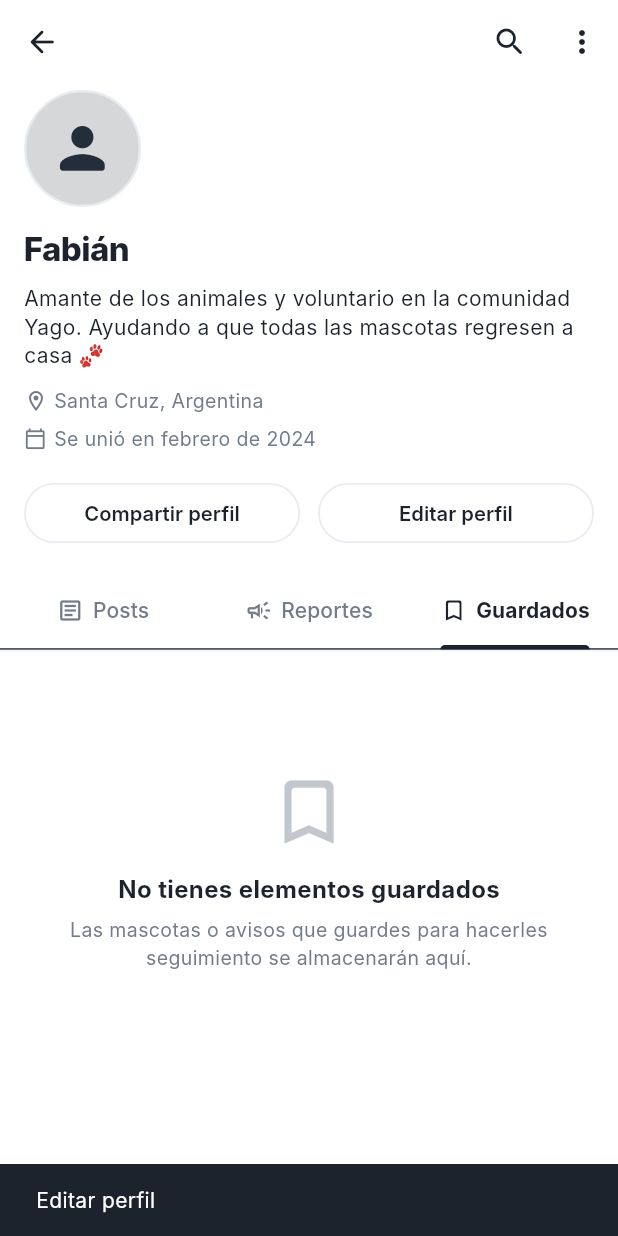
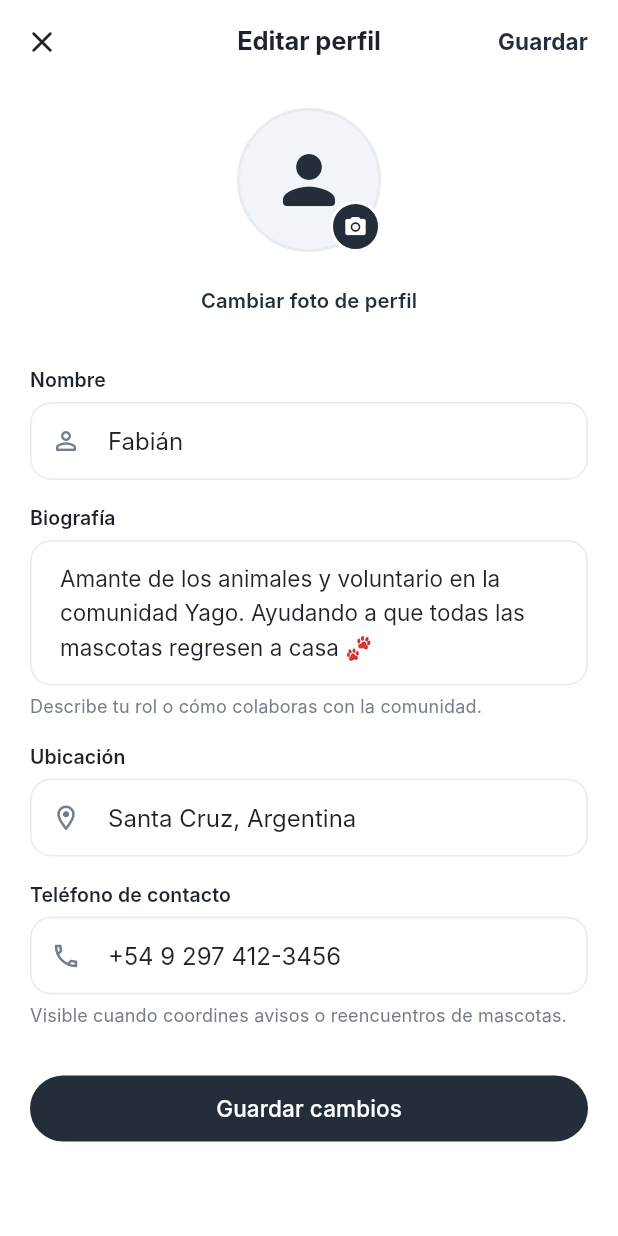
Before and after one commit to fabianmolinaaa/Yago, a Flutter app: the ProfileTab screen opened directly, tab 3 chosen, after a tap on "Editar perfil", on a phone screen of 412 x 824 dp. Run offline on Flutter 3.47's test engine with Material 3 defaults, Android fonts, the phone set to English and light mode, and no system bars; our stand-ins replace cloud_firestore, firebase_auth, firebase_core, firebase_storage, image_picker; accounts and stored records are empty; network calls fail; Roboto replaces fonts that are missing (Inter).

Commit message:
HU-S1-05: feat(profile): implementa pantalla de edicion de perfil con selector de foto y campos

```diff
--- /dev/null
+++ b/lib/screens/home/edit_profile_screen.dart
@@ -0,0 +1,439 @@
+import 'dart:io';
+
+import 'package:flutter/material.dart';
+import 'package:image_picker/image_picker.dart';
+
+import '../../services/auth_service.dart';
+import '../../services/mock_data_service.dart';
+import '../../services/storage_service.dart';
+import '../../utils/design_system.dart';
+import '../../widgets/common/widgets.dart';
+
+class EditProfileScreen extends StatefulWidget {
+  final String initialName;
+  final String initialBio;
+  final String initialLocation;
+  final String initialPhone;
+  final String? currentPhotoUrl;
+
+  const EditProfileScreen({
+    super.key,
+    required this.initialName,
+    required this.initialBio,
+    required this.initialLocation,
+    required this.initialPhone,
+    this.currentPhotoUrl,
+  });
+
+  @override
+  State<EditProfileScreen> createState() => _EditProfileScreenState();
+}
+
+class _EditProfileScreenState extends State<EditProfileScreen> {
+  late final TextEditingController _nameController;
+  late final TextEditingController _bioController;
+  late final TextEditingController _locationController;
+  late final TextEditingController _phoneController;
+
+  File? _selectedImageFile;
+  bool _isSaving = false;
+  String? _nameError;
+
+  @override
+  void initState() {
+    super.initState();
+    _nameController = TextEditingController(text: widget.initialName);
+    _bioController = TextEditingController(text: widget.initialBio);
+    _locationController = TextEditingController(text: widget.initialLocation);
+    _phoneController = TextEditingController(text: widget.initialPhone);
+  }
+
+  @override
+  void dispose() {
+    _nameController.dispose();
+    _bioController.dispose();
+    _locationController.dispose();
+    _phoneController.dispose();
+    super.dispose();
+  }
+
+  Future<void> _pickImage(ImageSource source) async {
+    try {
+      final file = await StorageService().pickImage(source: source);
+      if (file != null) {
+        setState(() {
+          _selectedImageFile = file;
+        });
+      }
+    } catch (e) {
+      if (mounted) {
+        ScaffoldMessenger.of(context).showSnackBar(
+          SnackBar(
+            content: Text('No se pudo seleccionar la imagen: $e'),
+            backgroundColor: AppColors.lost,
+          ),
+        );
+      }
+    }
+  }
+
+  void _showImagePickerModal() {
+    showModalBottomSheet(
+      context: context,
+      shape: const RoundedRectangleBorder(
+        borderRadius: BorderRadius.vertical(top: Radius.circular(20)),
+      ),
+      backgroundColor: Colors.white,
+      builder: (ctx) => SafeArea(
+        child: Padding(
+          padding: const EdgeInsets.symmetric(vertical: 16.0),
+          child: Column(
+            mainAxisSize: MainAxisSize.min,
+            children: [
+              Container(
+                width: 36,
+                height: 4,
+                margin: const EdgeInsets.only(bottom: 16),
+                decoration: BoxDecoration(
+                  color: AppColors.border,
+                  borderRadius: BorderRadius.circular(2),
+                ),
+              ),
+              const Text(
+                'Foto de perfil',
+                style: TextStyle(
+                  fontFamily: 'Inter',
+                  fontSize: 16,
+                  fontWeight: FontWeight.w700,
+                  color: AppColors.textPrimary,
+                ),
+              ),
+              const SizedBox(height: 12),
+              ListTile(
+                leading: const Icon(Icons.photo_camera_rounded, color: AppColors.textPrimary),
+                title: const Text('Tomar foto', style: TextStyle(fontFamily: 'Inter', fontWeight: FontWeight.w500)),
+                onTap: () {
+                  Navigator.pop(ctx);
+                  _pickImage(ImageSource.camera);
+                },
+              ),
+              ListTile(
+                leading: const Icon(Icons.photo_library_rounded, color: AppColors.textPrimary),
+                title: const Text('Elegir de la galería', style: TextStyle(fontFamily: 'Inter', fontWeight: FontWeight.w500)),
+                onTap: () {
+                  Navigator.pop(ctx);
+                  _pickImage(ImageSource.gallery);
+                },
+              ),
+              if (_selectedImageFile != null || widget.currentPhotoUrl != null)
+                ListTile(
+                  leading: const Icon(Icons.delete_outline_rounded, color: AppColors.lost),
+                  title: const Text(
+                    'Eliminar foto actual',
+                    style: TextStyle(fontFamily: 'Inter', fontWeight: FontWeight.w500, color: AppColors.lost),
+                  ),
+                  onTap: () {
+                    Navigator.pop(ctx);
+                    setState(() {
+                      _selectedImageFile = null;
+                    });
+                  },
+                ),
+            ],
+          ),
+        ),
+      ),
+    );
+  }
+
+  Future<void> _saveProfile() async {
+    final name = _nameController.text.trim();
+    if (name.isEmpty) {
+      setState(() {
+        _nameError = 'El nombre no puede estar vacío';
+      });
+      return;
+    }
+
+    setState(() {
+      _nameError = null;
+      _isSaving = true;
+    });
+
+    try {
+      String? photoUrl = widget.currentPhotoUrl;
+
+      // Subir nueva foto si se seleccionó una
+      if (_selectedImageFile != null) {
+        try {
+          photoUrl = await StorageService().uploadImage(
+            file: _selectedImageFile!,
+            folder: 'avatars',
+          );
+        } catch (_) {
+          // Si falla la subida a Cloud Storage (ej: sin conexión o pruebas), mantener ruta local
+          photoUrl = _selectedImageFile!.path;
+        }
+      }
+
+      // Actualizar perfil en Firebase Auth
+      await AuthService().updateProfile(
+        displayName: name,
+        photoURL: photoUrl,
+      );
+
+      // Actualizar metadatos persistentes en MockDataService
+      MockDataService().updateUserProfile(
+        bio: _bioController.text.trim(),
+        location: _locationController.text.trim(),
+        phone: _phoneController.text.trim(),
+        photoUrl: photoUrl,
+      );
+
+      if (mounted) {
+        ScaffoldMessenger.of(context).showSnackBar(
+          const SnackBar(
+            content: Text('Perfil actualizado correctamente'),
+            backgroundColor: AppColors.primaryDark,
+            duration: Duration(seconds: 2),
+          ),
+        );
+        Navigator.of(context).pop(true);
+      }
+    } catch (e) {
+      if (mounted) {
+        ScaffoldMessenger.of(context).showSnackBar(
+          SnackBar(
+            content: Text('Error al guardar: $e'),
+            backgroundColor: AppColors.lost,
+          ),
+        );
+      }
+    } finally {
+      if (mounted) {
+        setState(() {
+          _isSaving = false;
+        });
+      }
+    }
+  }
+
+  @override
+  Widget build(BuildContext context) {
+    return Scaffold(
+      backgroundColor: Colors.white,
+      appBar: AppBar(
+        backgroundColor: Colors.white,
+        elevation: 0,
+        scrolledUnderElevation: 0,
+        leading: IconButton(
+          icon: const Icon(Icons.close_rounded, color: AppColors.textPrimary),
+          onPressed: () => Navigator.of(context).pop(),
+        ),
+        title: const Text(
+          'Editar perfil',
+          style: TextStyle(
+            fontFamily: 'Inter',
+            fontSize: 17,
+            fontWeight: FontWeight.w700,
+            color: AppColors.textPrimary,
+          ),
+        ),
+        centerTitle: true,
+        actions: [
+          Padding(
+            padding: const EdgeInsets.only(right: 8.0),
+            child: TextButton(
+              onPressed: _isSaving ? null : _saveProfile,
+              child: _isSaving
+                  ? const SizedBox(
+                      width: 18,
+                      height: 18,
+                      child: CircularProgressIndicator(
+                        strokeWidth: 2,
+                        color: AppColors.primary,
+                      ),
+                    )
+                  : const Text(
+                      'Guardar',
+                      style: TextStyle(
+                        fontFamily: 'Inter',
+                        fontSize: 15,
+                        fontWeight: FontWeight.w700,
+                        color: AppColors.primary,
+                      ),
+                    ),
+            ),
+          ),
+        ],
+      ),
+      body: SingleChildScrollView(
+        physics: const AlwaysScrollableScrollPhysics(),
+        padding: const EdgeInsets.symmetric(horizontal: 20.0, vertical: 16.0),
+        child: Column(
+          crossAxisAlignment: CrossAxisAlignment.center,
+          children: [
+            // Sección de Foto de Perfil
+            Center(
+              child: Stack(
+                alignment: Alignment.center,
+                children: [
+                  GestureDetector(
+                    onTap: _showImagePickerModal,
+                    child: Container(
+                      width: 96,
+                      height: 96,
+                      decoration: BoxDecoration(
+                        shape: BoxShape.circle,
+                        color: AppColors.primaryTint,
+                        border: Border.all(
+                          color: AppColors.border,
+                          width: 2,
+                        ),
+                      ),
+                      child: ClipOval(
+                        child: _buildAvatarPreview(),
+                      ),
+                    ),
+                  ),
+                  Positioned(
+                    bottom: 0,
+                    right: 0,
+                    child: GestureDetector(
+                      onTap: _showImagePickerModal,
+                      child: Container(
+                        padding: const EdgeInsets.all(7),
+                        decoration: BoxDecoration(
+                          color: AppColors.primary,
+                          shape: BoxShape.circle,
+                          border: Border.all(color: Colors.white, width: 2),
+                        ),
+                        child: const Icon(
+                          Icons.camera_alt_rounded,
+                          size: 16,
+                          color: Colors.white,
+                        ),
+                      ),
+                    ),
+                  ),
+                ],
+              ),
+            ),
+            const SizedBox(height: 8),
+            TextButton(
+              onPressed: _showImagePickerModal,
+              child: const Text(
+                'Cambiar foto de perfil',
+                style: TextStyle(
+                  fontFamily: 'Inter',
+                  fontSize: 13.5,
+                  fontWeight: FontWeight.w600,
+                  color: AppColors.primary,
+                ),
+              ),
+            ),
+            const SizedBox(height: 20),
+
+            // Formulario de edición
+            YagoTextField(
+              label: 'Nombre',
+              hint: 'Tu nombre completo o apodo',
+              controller: _nameController,
+              errorText: _nameError,
+              prefixIcon: const Icon(Icons.person_outline_rounded, size: 20, color: AppColors.textSecondary),
+              onChanged: (_) {
+                if (_nameError != null) {
+                  setState(() => _nameError = null);
+                }
+              },
+            ),
+            const SizedBox(height: 16),
+
+            YagoTextField(
+              label: 'Biografía',
+              hint: 'Cuéntale a la comunidad sobre ti y tus mascotas...',
+              controller: _bioController,
+              maxLines: 3,
+              helperText: 'Describe tu rol o cómo colaboras con la comunidad.',
+            ),
+            const SizedBox(height: 16),
+
+            YagoTextField(
+              label: 'Ubicación',
+              hint: 'Ciudad, Provincia o Barrio (ej: Santa Cruz, Argentina)',
+              controller: _locationController,
+              prefixIcon: const Icon(Icons.location_on_outlined, size: 20, color: AppColors.textSecondary),
+            ),
+            const SizedBox(height: 16),
+
+            YagoTextField(
+              label: 'Teléfono de contacto',
+              hint: '+54 9 ... (opcional)',
+              controller: _phoneController,
+              keyboardType: TextInputType.phone,
+              prefixIcon: const Icon(Icons.phone_outlined, size: 20, color: AppColors.textSecondary),
+              helperText: 'Visible cuando coordines avisos o reencuentros de mascotas.',
+            ),
+            const SizedBox(height: 32),
+
+            // Botón principal inferior de guardar
+            SizedBox(
+              width: double.infinity,
+              child: YagoButton(
+                text: 'Guardar cambios',
+                isLoading: _isSaving,
+                onPressed: _saveProfile,
+              ),
+            ),
+            const SizedBox(height: 24),
+          ],
+        ),
+      ),
+    );
+  }
+
+  Widget _buildAvatarPreview() {
+    if (_selectedImageFile != null) {
+      return Image.file(
+        _selectedImageFile!,
+        width: 96,
+        height: 96,
+        fit: BoxFit.cover,
+      );
+    }
+
+    final photoUrl = widget.currentPhotoUrl;
+    if (photoUrl != null && photoUrl.trim().isNotEmpty) {
+      if (photoUrl.startsWith('assets/')) {
+        return Image.asset(
+          photoUrl,
+          width: 96,
+          height: 96,
+          fit: BoxFit.cover,
+          errorBuilder: (_, _, _) => _buildGenericIcon(),
+        );
+      }
+      return Image.network(
+        photoUrl,
+        width: 96,
+        height: 96,
+        fit: BoxFit.cover,
+        errorBuilder: (_, _, _) => _buildGenericIcon(),
+      );
+    }
+
+    return _buildGenericIcon();
+  }
+
+  Widget _buildGenericIcon() {
+    return Container(
+      color: AppColors.primaryTint,
+      alignment: Alignment.center,
+      child: const Icon(
+        Icons.person_rounded,
+        size: 52,
+        color: AppColors.primary,
+      ),
+    );
+  }
+}
--- a/lib/screens/home/profile_tab.dart
+++ b/lib/screens/home/profile_tab.dart
@@ -7,6 +7,7 @@ import '../../utils/design_system.dart';
 import '../../widgets/common/widgets.dart';
 import '../auth/login_screen.dart';
 import '../pet_detail/pet_detail_screen.dart';
+import 'edit_profile_screen.dart';
 
 class ProfileTab extends StatefulWidget {
   final VoidCallback? onGoToCreateReport;
@@ -80,7 +81,9 @@ class _ProfileTabState extends State<ProfileTab> {
             ? user.displayName!.trim()
             : 'Fabián';
     final userEmail = user?.email ?? 'usuario@yago.app';
-    final userPhoto = user?.photoURL;
+    final userPhoto = user?.photoURL ?? MockDataService().userCustomPhotoUrl;
+    final userBio = MockDataService().userBio;
+    final userLocation = MockDataService().userLocation;
     final myReports = MockDataService().getMyReports();
     final bottomInset = MediaQuery.paddingOf(context).bottom;
 
@@ -163,6 +166,8 @@ class _ProfileTabState extends State<ProfileTab> {
                 context: context,
                 userName: userName,
                 userEmail: userEmail,
+                userBio: userBio,
+                userLocation: userLocation,
                 userPhoto: userPhoto,
               ),
             ),
@@ -300,6 +305,8 @@ class _ProfileTabState extends State<ProfileTab> {
     required BuildContext context,
     required String userName,
     required String userEmail,
+    required String userBio,
+    required String userLocation,
     String? userPhoto,
   }) {
     return Padding(
@@ -344,9 +351,9 @@ class _ProfileTabState extends State<ProfileTab> {
           const SizedBox(height: 8),
 
           // Biografía descriptiva
-          const Text(
-            'Amante de los animales y voluntario en la comunidad Yago. Ayudando a que todas las mascotas regresen a casa 🐾',
-            style: TextStyle(
+          Text(
+            userBio,
+            style: const TextStyle(
               fontFamily: 'Inter',
               fontSize: 14,
               height: 1.35,
@@ -356,17 +363,17 @@ class _ProfileTabState extends State<ProfileTab> {
           const SizedBox(height: 12),
 
           // Metadatos: Ubicación y Fecha de registro
-          const Row(
+          Row(
             children: [
-              Icon(
+              const Icon(
                 Icons.location_on_outlined,
                 size: 16,
                 color: AppColors.textSecondary,
               ),
-              SizedBox(width: 4),
+              const SizedBox(width: 4),
               Text(
-                'Santa Cruz, Argentina',
-                style: TextStyle(
+                userLocation,
+                style: const TextStyle(
                   fontFamily: 'Inter',
                   fontSize: 13,
                   color: AppColors.textSecondary,
@@ -423,12 +430,21 @@ class _ProfileTabState extends State<ProfileTab> {
               Expanded(
                 child: OutlinedButton(
                   onPressed: () {
-                    ScaffoldMessenger.of(context).showSnackBar(
-                      const SnackBar(
-                        content: Text('Editar perfil'),
-                        duration: Duration(seconds: 1),
+                    Navigator.of(context).push(
+                      MaterialPageRoute(
+                        builder: (_) => EditProfileScreen(
+                          initialName: userName,
+                          initialBio: userBio,
+                          initialLocation: userLocation,
+                          initialPhone: MockDataService().userPhone,
+                          currentPhotoUrl: userPhoto,
+                        ),
                       ),
-                    );
+                    ).then((_) {
+                      if (context.mounted) {
+                        setState(() {});
+                      }
+                    });
                   },
                   style: OutlinedButton.styleFrom(
                     side: const BorderSide(color: AppColors.border, width: 1.2),
--- a/lib/services/mock_data_service.dart
+++ b/lib/services/mock_data_service.dart
@@ -141,4 +141,28 @@ class MockDataService {
       FirestoreService().togglePostLike(postId, newIsLiked).catchError((_) {});
     }
   }
+
+  // ─── Gestión de Perfil de Usuario ──────────────────────────────────────────
+  String _userBio =
+      'Amante de los animales y voluntario en la comunidad Yago. Ayudando a que todas las mascotas regresen a casa 🐾';
+  String _userLocation = 'Santa Cruz, Argentina';
+  String _userPhone = '+54 9 297 412-3456';
+  String? _userCustomPhotoUrl;
+
+  String get userBio => _userBio;
+  String get userLocation => _userLocation;
+  String get userPhone => _userPhone;
+  String? get userCustomPhotoUrl => _userCustomPhotoUrl;
+
+  void updateUserProfile({
+    String? bio,
+    String? location,
+    String? phone,
+    String? photoUrl,
+  }) {
+    if (bio != null) _userBio = bio.trim();
+    if (location != null) _userLocation = location.trim();
+    if (phone != null) _userPhone = phone.trim();
+    if (photoUrl != null) _userCustomPhotoUrl = photoUrl.trim();
+  }
 }
```
Also changed, not shown: lib/services/auth_service.dart (+15 -0 lines), 1 other file.
